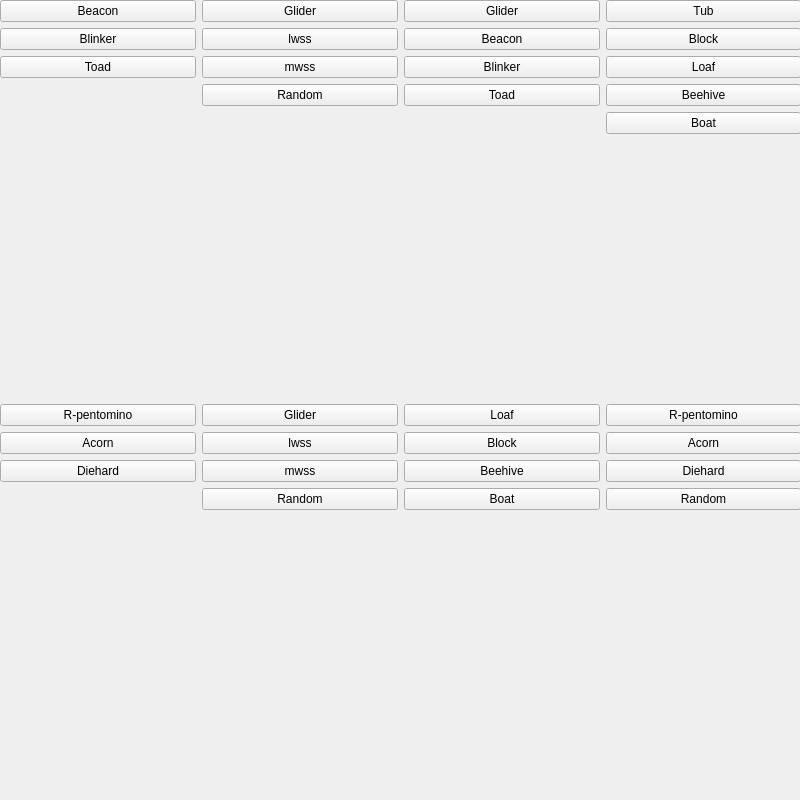
Before: the Qt Designer form project/project/src/ui/widget.ui in vitamys/cpp-project, drawn with Qt 5.
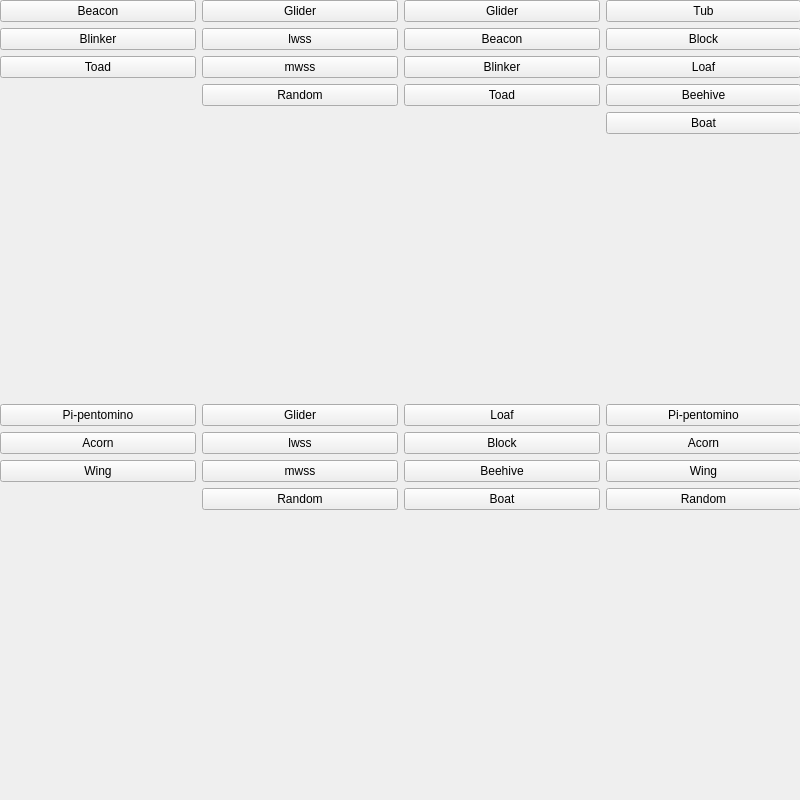
After: the same form once the commit is applied.

What changed in the file:
```diff
--- a/project/project/src/ui/widget.ui
+++ b/project/project/src/ui/widget.ui
@@ -104,7 +104,7 @@
          </sizepolicy>
         </property>
         <property name="text">
-         <string>Diehard</string>
+         <string>Wing</string>
         </property>
        </widget>
       </item>
@@ -117,7 +117,7 @@
          </sizepolicy>
         </property>
         <property name="text">
-         <string>R-pentomino</string>
+         <string>Pi-pentomino</string>
         </property>
        </widget>
       </item>
@@ -144,7 +144,7 @@
          </sizepolicy>
         </property>
         <property name="text">
-         <string>R-pentomino</string>
+         <string>Pi-pentomino</string>
         </property>
        </widget>
       </item>
@@ -157,7 +157,7 @@
          </sizepolicy>
         </property>
         <property name="text">
-         <string>Diehard</string>
+         <string>Wing</string>
         </property>
        </widget>
       </item>
```
Left out of the diff: 8 changed lines with no effect on the pictures.
